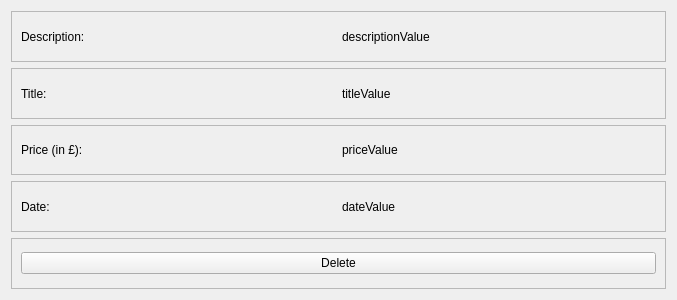
This is src/forms/FinanceSingleFrame.ui in fabiolorenzi/food_organizer_frontend as Qt 5 draws it before an edit. The edited form follows.
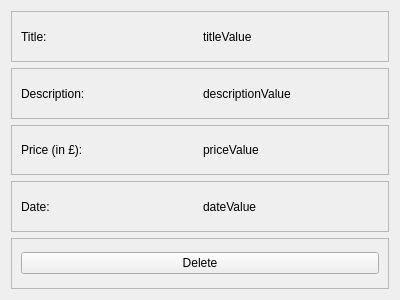
This is the edited form.

Commit message: developed basic finance single frame class

```diff
--- a/src/forms/FinanceSingleFrame.ui
+++ b/src/forms/FinanceSingleFrame.ui
@@ -1,12 +1,12 @@
 <?xml version="1.0" encoding="UTF-8"?>
 <ui version="4.0">
- <class>SingleFinanceFrame</class>
- <widget class="QFrame" name="SingleFinanceFrame">
+ <class>FinanceSingleFrame</class>
+ <widget class="QWidget" name="FinanceSingleFrame">
   <property name="geometry">
    <rect>
     <x>0</x>
     <y>0</y>
-    <width>677</width>
+    <width>400</width>
     <height>300</height>
    </rect>
   </property>
@@ -14,32 +14,6 @@
    <string>Frame</string>
   </property>
   <layout class="QVBoxLayout" name="verticalLayout">
-   <item>
-    <widget class="QFrame" name="SecondLine">
-     <property name="frameShape">
-      <enum>QFrame::StyledPanel</enum>
-     </property>
-     <property name="frameShadow">
-      <enum>QFrame::Raised</enum>
-     </property>
-     <layout class="QHBoxLayout" name="horizontalLayout_4">
-      <item>
-       <widget class="QLabel" name="DescriptionLabel">
-        <property name="text">
-         <string>Description:</string>
-        </property>
-       </widget>
-      </item>
-      <item>
-       <widget class="QLabel" name="DescriptionValue">
-        <property name="text">
-         <string>descriptionValue</string>
-        </property>
-       </widget>
-      </item>
-     </layout>
-    </widget>
-   </item>
    <item>
     <widget class="QFrame" name="FirstLine">
      <property name="frameShape">
@@ -66,6 +40,32 @@
      </layout>
     </widget>
    </item>
+   <item>
+    <widget class="QFrame" name="SecondLine">
+     <property name="frameShape">
+      <enum>QFrame::StyledPanel</enum>
+     </property>
+     <property name="frameShadow">
+      <enum>QFrame::Raised</enum>
+     </property>
+     <layout class="QHBoxLayout" name="horizontalLayout_4">
+      <item>
+       <widget class="QLabel" name="DescriptionLabel">
+        <property name="text">
+         <string>Description:</string>
+        </property>
+       </widget>
+      </item>
+      <item>
+       <widget class="QLabel" name="DescriptionValue">
+        <property name="text">
+         <string>descriptionValue</string>
+        </property>
+       </widget>
+      </item>
+     </layout>
+    </widget>
+   </item>
    <item>
     <widget class="QFrame" name="ThirdLine">
      <property name="frameShape">
```
Left out of the diff: 12 changed lines with no effect on the pictures. The commit also changes 4 other files.
